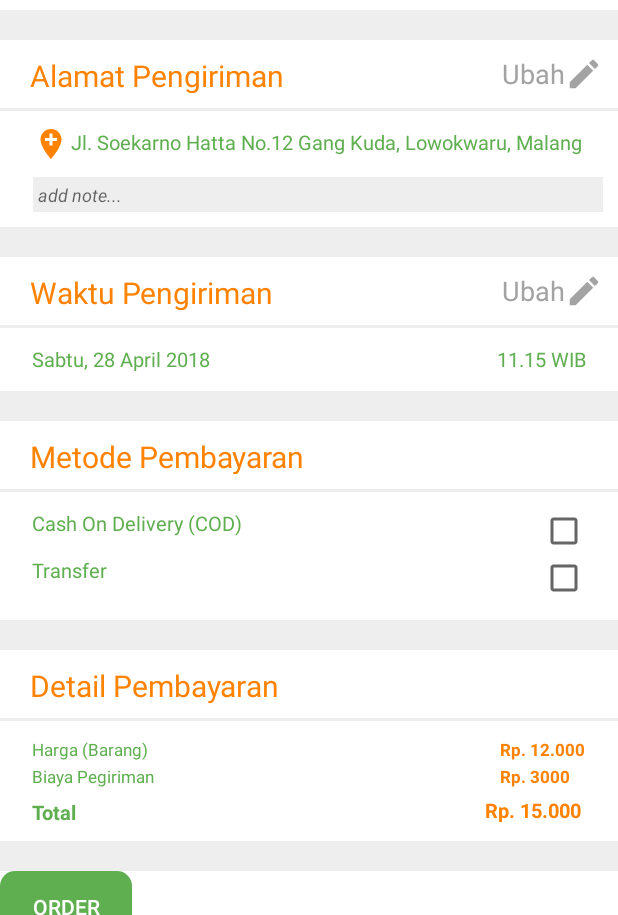
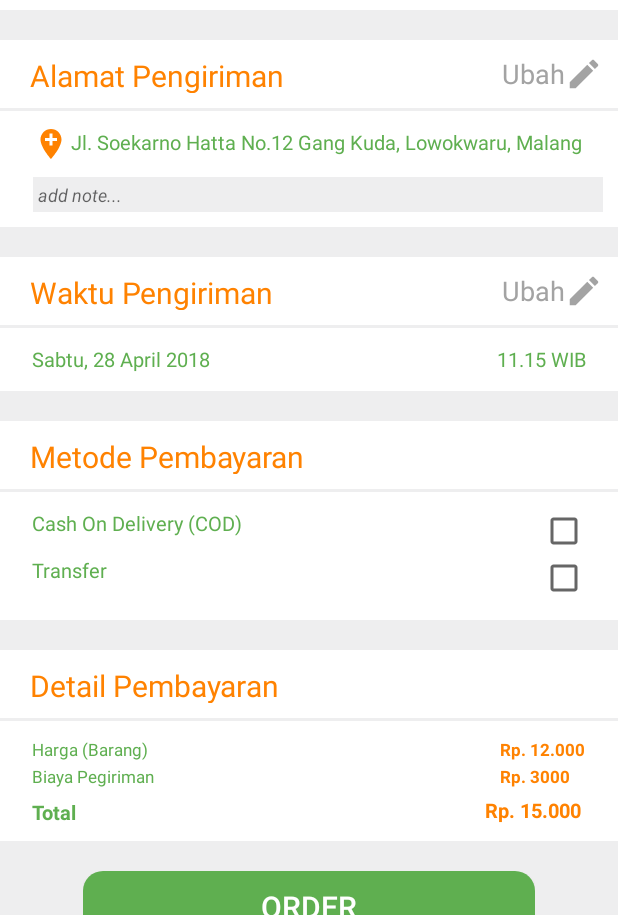
Before and after one commit to suastikaadinata/sayur.in, an Android app: the screen it shows after launch (MainActivity), on a phone screen of 412 x 824 dp, the part 321-1236 px from its top. Run offline under Robolectric (Android 15) with nearby library versions, the phone set to English and light mode, and no system bars.

Commit message:
edit dikit

```diff
--- a/sayurinChart/app/src/main/res/drawable/button_custom.xml
+++ b/sayurinChart/app/src/main/res/drawable/button_custom.xml
@@ -1,6 +1,6 @@
 <?xml version="1.0" encoding="utf-8"?>
 <shape xmlns:android="http://schemas.android.com/apk/res/android" android:shape="rectangle">
-    <corners android:radius="10dp"/>
+    <corners android:radius="13dp"/>
     <gradient android:endColor="@color/colorTextGreen"
         android:centerColor="@color/colorTextGreen"
         android:startColor="@color/colorTextGreen"
--- a/sayurinChart/app/src/main/res/layout/activity_main.xml
+++ b/sayurinChart/app/src/main/res/layout/activity_main.xml
@@ -475,15 +475,22 @@
                 android:layout_width="match_parent"
                 android:layout_height="wrap_content"
                 android:layout_marginTop="20dp"
-                android:background="@color/colorFrameBackground">
+                android:layout_marginBottom="20dp"
+                android:layout_marginRight="55dp"
+                android:layout_marginLeft="55dp"
+                >
 
                 <Button
                     android:id="@+id/button4"
-                    android:layout_width="wrap_content"
+                    android:layout_width="match_parent"
                     android:layout_height="wrap_content"
+                    android:layout_alignParentTop="true"
+                    android:layout_centerHorizontal="true"
                     android:background="@drawable/button_custom"
                     android:text="Order"
-                    android:textColor="#ffffff" />
+                    android:textColor="#ffffff"
+                    android:textSize="20dp"
+                    />
             </RelativeLayout>
 
         </LinearLayout>
```
